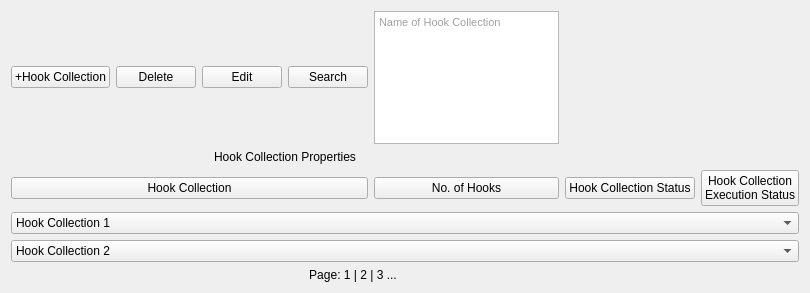
First picture: the form in UI/HookCollectionView.ui, repository nhrade/software-2-cerberus5, before the edit.
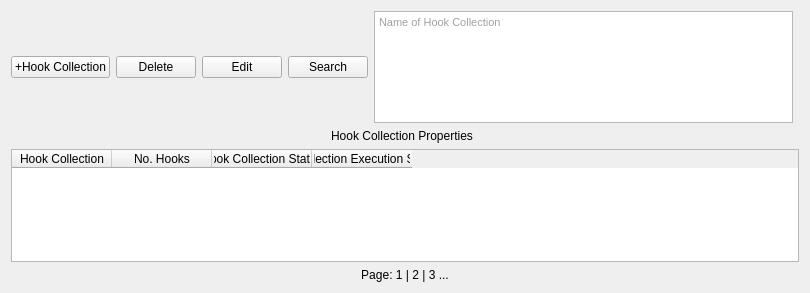
Second picture: the form after the edit.

The edit to the form file:
```diff
--- a/UI/HookCollectionView.ui
+++ b/UI/HookCollectionView.ui
@@ -14,38 +14,7 @@
    <string>Form</string>
   </property>
   <layout class="QGridLayout" name="gridLayout">
-   <item row="5" column="2" colspan="4">
-    <widget class="QComboBox" name="comboBox_21">
-     <item>
-      <property name="text">
-       <string>Hook Collection 1</string>
-      </property>
-     </item>
-     <item>
-      <property name="text">
-       <string>New Item</string>
-      </property>
-     </item>
-    </widget>
-   </item>
-   <item row="4" column="3">
-    <widget class="QPushButton" name="pushButton_46">
-     <property name="text">
-      <string>No. of Hooks</string>
-     </property>
-    </widget>
-   </item>
-   <item row="2" column="2" colspan="2">
-    <widget class="QLabel" name="label_11">
-     <property name="text">
-      <string>Hook Collection Properties</string>
-     </property>
-     <property name="alignment">
-      <set>Qt::AlignCenter</set>
-     </property>
-    </widget>
-   </item>
-   <item row="7" column="2" colspan="3">
+   <item row="5" column="2" colspan="3">
     <widget class="QLabel" name="label_12">
      <property name="text">
       <string>Page: 1 | 2 | 3 ...</string>
@@ -55,42 +24,6 @@
      </property>
     </widget>
    </item>
-   <item row="4" column="2">
-    <widget class="QPushButton" name="pushButton_45">
-     <property name="text">
-      <string>Hook Collection</string>
-     </property>
-    </widget>
-   </item>
-   <item row="4" column="4">
-    <widget class="QPushButton" name="pushButton_47">
-     <property name="text">
-      <string>Hook Collection Status</string>
-     </property>
-    </widget>
-   </item>
-   <item row="6" column="2" colspan="4">
-    <widget class="QComboBox" name="comboBox_22">
-     <item>
-      <property name="text">
-       <string>Hook Collection 2</string>
-      </property>
-     </item>
-     <item>
-      <property name="text">
-       <string>New Item</string>
-      </property>
-     </item>
-    </widget>
-   </item>
-   <item row="4" column="5">
-    <widget class="QPushButton" name="pushButton_48">
-     <property name="text">
-      <string>Hook Collection
-Execution Status</string>
-     </property>
-    </widget>
-   </item>
    <item row="1" column="2">
     <layout class="QHBoxLayout" name="horizontalLayout_3">
      <item>
@@ -134,6 +67,40 @@
      </property>
     </widget>
    </item>
+   <item row="2" column="2" colspan="2">
+    <widget class="QLabel" name="label_11">
+     <property name="text">
+      <string>Hook Collection Properties</string>
+     </property>
+     <property name="alignment">
+      <set>Qt::AlignCenter</set>
+     </property>
+    </widget>
+   </item>
+   <item row="3" column="2" colspan="3">
+    <widget class="QTableWidget" name="hookCollectionTable">
+     <column>
+      <property name="text">
+       <string>Hook Collection</string>
+      </property>
+     </column>
+     <column>
+      <property name="text">
+       <string>No. Hooks</string>
+      </property>
+     </column>
+     <column>
+      <property name="text">
+       <string>Hook Collection Status</string>
+      </property>
+     </column>
+     <column>
+      <property name="text">
+       <string>Hook Collection Execution Sequence</string>
+      </property>
+     </column>
+    </widget>
+   </item>
   </layout>
  </widget>
  <resources/>
```
Left out of the diff: 10 changed lines with no effect on the pictures.
